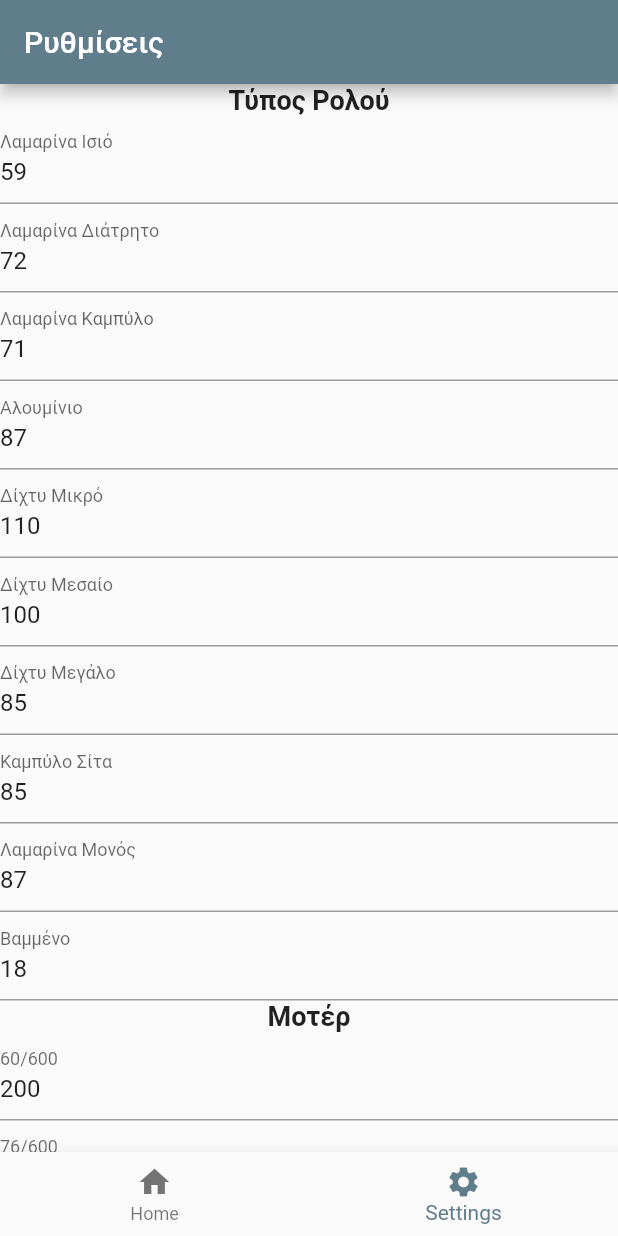
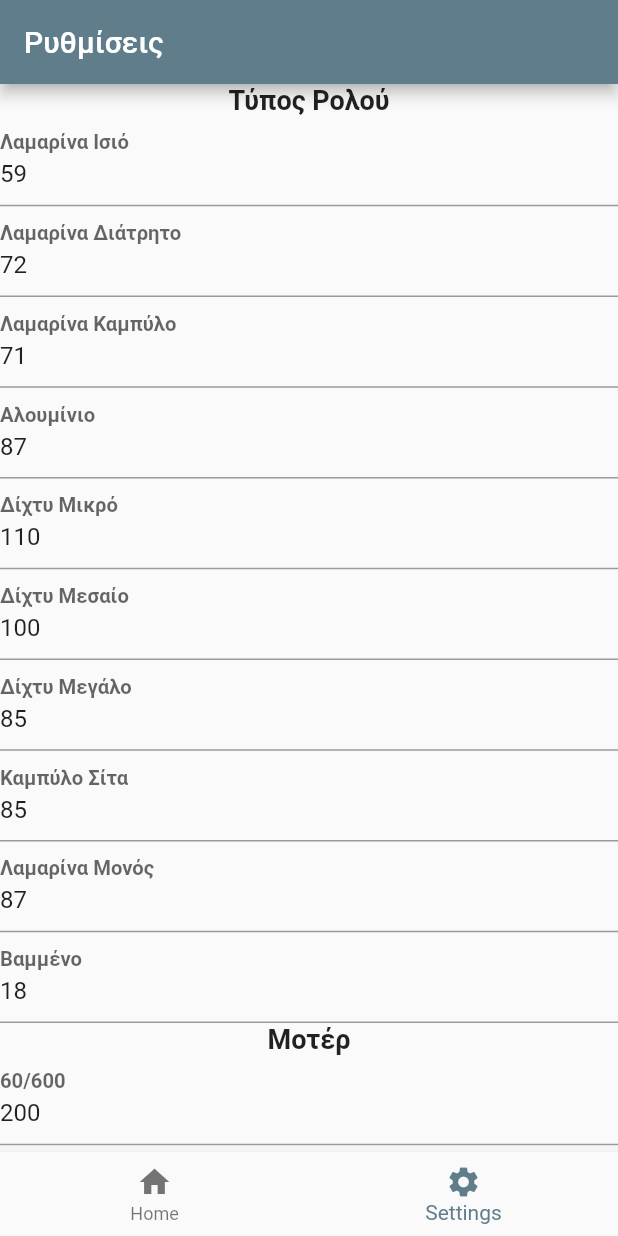
Before and after one commit to FunnyNOT/mobile_eiva, a Flutter app: the screen it shows after launch, item 2 of the bottom bar chosen, on a phone screen of 412 x 824 dp. Run offline on Flutter 3.47's test engine with Material 2 defaults, Android fonts, the phone set to English and light mode, and no system bars; our stand-ins replace shared_preferences.

Commit message:
settings minor fixes

```diff
--- a/eiva/lib/SettingsPage.dart
+++ b/eiva/lib/SettingsPage.dart
@@ -51,7 +51,8 @@ class _SettingsPageState extends State<SettingsPage> {
                     myList[index]['group'] != myList[index - 1]['group'])
                   Text(
                     myList[index]['group'],
-                    style: TextStyle(fontSize: 18, fontWeight: FontWeight.bold),
+                    style: const TextStyle(
+                        fontSize: 18, fontWeight: FontWeight.bold),
                   ),
                 FutureBuilder<String>(
                   future: getPreferenceValue(myList[index]['name']),
@@ -65,6 +66,8 @@ class _SettingsPageState extends State<SettingsPage> {
                         controller: controllers[index],
                         decoration: InputDecoration(
                           labelText: myList[index]['greek'],
+                          labelStyle: const TextStyle(
+                              fontSize: 18, fontWeight: FontWeight.bold),
                         ),
                         onChanged: (value) {
                           savePreferenceValue(myList[index]['name'], value);
```
